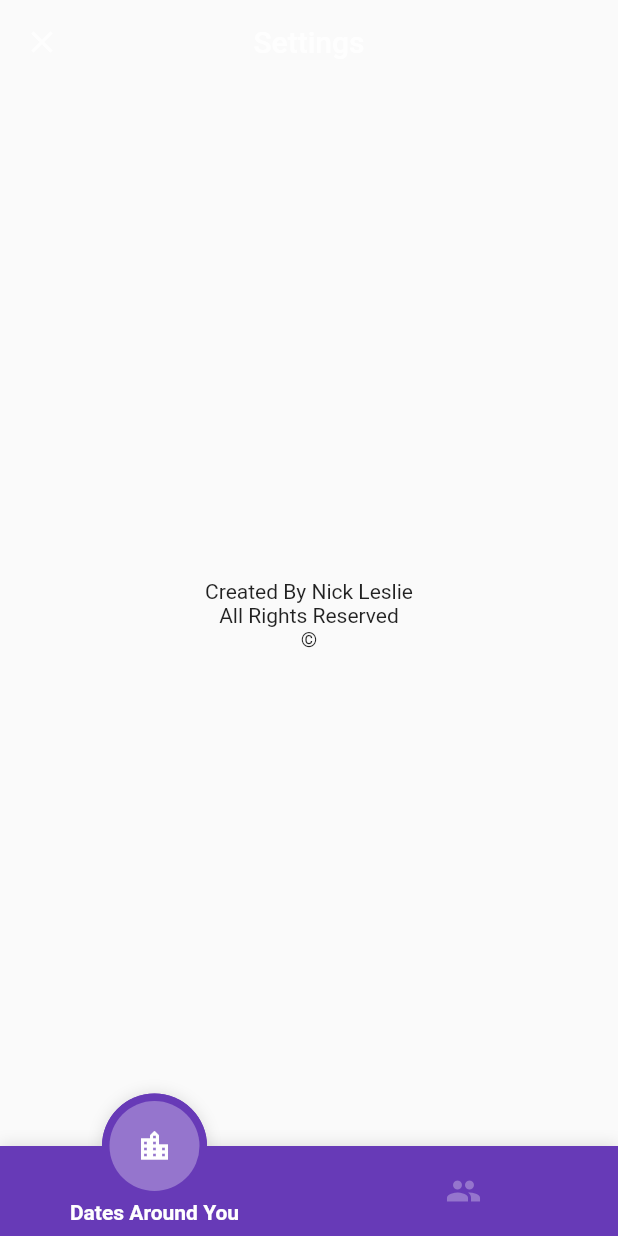
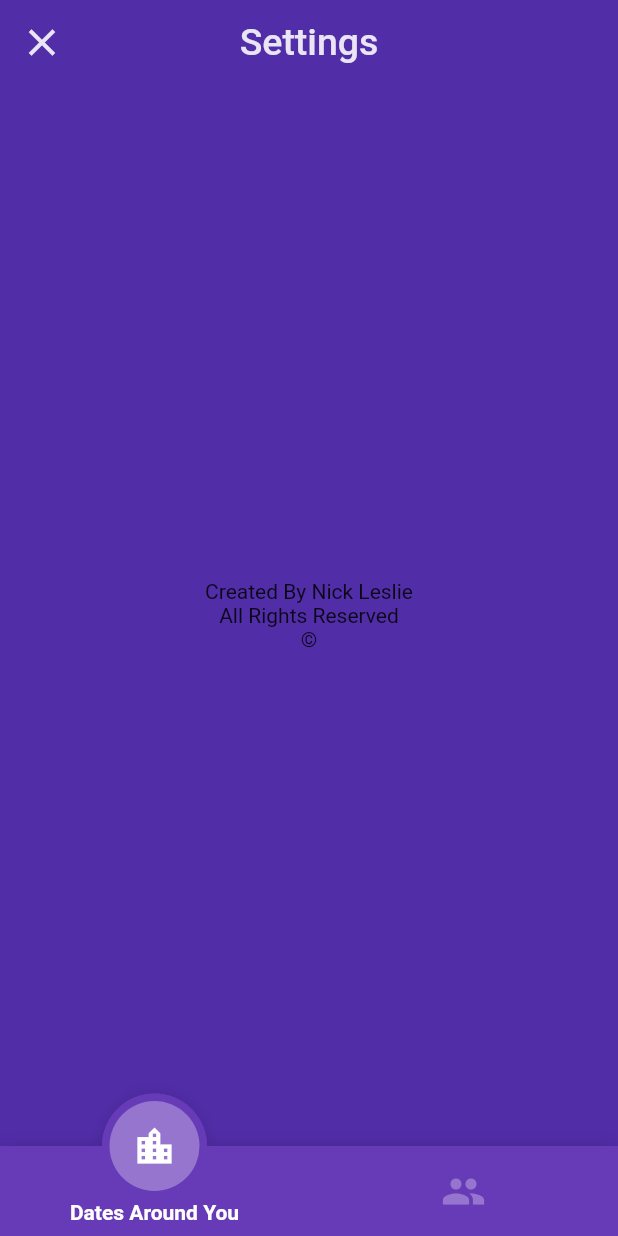
Before and after one commit to ncpleslie/date_night, a Flutter app: the screen it shows after launch, after a tap on the "settings" icon, on a phone screen of 412 x 824 dp. Run offline on Flutter 3.47's test engine with Material 2 defaults, Android fonts, the phone set to English and light mode, and no system bars; drawn by our look-alikes of fancy_bottom_navigation; our stand-ins replace auto_size_text, cached_network_image, cloud_firestore, confetti, firebase_core, flushbar and 5 more; missing offline and left inert: flutter_emoji; accounts and stored records are empty; network calls fail.

Commit message:
Added global theming

```diff
--- a/Client/app/lib/src/app.dart
+++ b/Client/app/lib/src/app.dart
@@ -1,11 +1,17 @@
+import 'package:date_night/src/routes/routes.dart';
+import 'package:date_night/src/screens/index.dart';
 import 'package:model/main.dart';
 import 'package:flutter/material.dart'
     show BuildContext, MaterialApp, StatelessWidget, Widget;
 import 'package:flutter/cupertino.dart';
 import 'package:scoped_model/scoped_model.dart';
 import './config/theme_data.dart';
-import './routes/route_generator.dart';
 
+/// This is not the main App.
+/// All changes here will have no effect
+/// on the application.
+/// Navigate to "index.dart" if changes
+/// need to be made.
 class App extends StatelessWidget {
   @override
   Widget build(BuildContext context) {
@@ -13,8 +19,10 @@ class App extends StatelessWidget {
       model: MainModel(),
       child: MaterialApp(
         title: 'Date Night',
-        theme: ThemeConfig.iOSTheme,
-        onGenerateRoute: RouteGenerator.routes,
+        theme: ThemeConfig.theme,
+        routes: <String, WidgetBuilder>{
+          Routes.Index: (BuildContext context) => Index(),
+        },
       ),
     );
   }
--- a/Client/app/lib/src/config/theme_data.dart
+++ b/Client/app/lib/src/config/theme_data.dart
@@ -1,8 +1,50 @@
 import 'package:flutter/material.dart';
 import 'package:flutter/cupertino.dart';
+import 'dart:io' show Platform;
 
 class ThemeConfig {
-  static ThemeData get iOSTheme => ThemeData(
+  static const Color _primary = Colors.deepPurple;
+  static final Color _accent = Colors.deepPurple[300];
+  static const Color _text = Colors.white;
+  static ThemeData get theme => Platform.isIOS ? iOSTheme : iOSTheme;
+
+  static final ThemeData iOSTheme = ThemeData(
+      backgroundColor: Colors.purple[500],
+      scaffoldBackgroundColor: Colors.deepPurple[700],
+      iconTheme: IconThemeData(color: Colors.white, size: 30),
+      errorColor: Colors.red,
+      brightness: Brightness.light,
+      primarySwatch: _primary,
+      primaryColor: _primary,
+      accentColor: _accent,
+      buttonColor: _primary,
+      cardTheme: CardTheme(
+          elevation: 0,
+          color: _accent,
+          shape: RoundedRectangleBorder(
+            borderRadius: BorderRadius.circular(15.0),
+          )),
+      dialogBackgroundColor: _accent,
+      primaryTextTheme: TextTheme(
+        subtitle1: TextStyle(color: _text, fontSize: 12.0),
+        subtitle2: TextStyle(
+            color: _text, fontSize: 12.0, fontWeight: FontWeight.bold),
+        bodyText1: TextStyle(color: _text, fontSize: 24.0),
+        headline6: TextStyle(color: _text, fontSize: 25.0),
+        headline5: TextStyle(color: _text, fontSize: 40.0),
+      ),
+      dialogTheme: DialogTheme(
+          shape: RoundedRectangleBorder(
+              borderRadius: BorderRadius.all(Radius.circular(6.0)))),
+      floatingActionButtonTheme: FloatingActionButtonThemeData(
+          elevation: 0, backgroundColor: CupertinoColors.activeBlue),
+      buttonTheme: ButtonThemeData(
+          buttonColor: _primary,
+          shape: RoundedRectangleBorder(
+              borderRadius: BorderRadius.all(Radius.circular(6.0)))),
+      appBarTheme: AppBarTheme(color: _primary, elevation: 0));
+
+  static final ThemeData androidTheme = ThemeData(
     brightness: Brightness.light,
     primarySwatch: Colors.deepPurple,
     primaryColor: Colors.deepPurple,
--- a/Client/app/lib/src/screens/index.dart
+++ b/Client/app/lib/src/screens/index.dart
@@ -1,3 +1,4 @@
+import 'package:date_night/src/config/theme_data.dart';
 import 'package:date_night/src/screens/plan_a_date/pick_date_type.dart';
 import 'package:flutter/material.dart';
 import 'package:flutter/cupertino.dart';
@@ -64,6 +65,7 @@ class _IndexState extends State<Index> {
           child: TickerMode(
             enabled: currentPage == 0,
             child: MaterialApp(
+                theme: ThemeConfig.theme,
                 home: DatesAroundPage(),
                 onGenerateRoute: RouteGenerator.routes),
           ),
@@ -73,7 +75,9 @@ class _IndexState extends State<Index> {
           child: TickerMode(
             enabled: currentPage == 1,
             child: MaterialApp(
-                home: PickDateType(), onGenerateRoute: RouteGenerator.routes),
+                theme: ThemeConfig.theme,
+                home: PickDateType(),
+                onGenerateRoute: RouteGenerator.routes),
           ),
         ),
       ],
--- a/Client/app/lib/src/screens/plan_a_date/pick_date_type.dart
+++ b/Client/app/lib/src/screens/plan_a_date/pick_date_type.dart
@@ -73,11 +73,14 @@ class _PickDateTypeState extends State<PickDateType> {
               width: MediaQuery.of(context).size.width * 0.9,
               height: 175.0,
               child: Card(
-                elevation: 10,
-                color: Colors.deepPurple[300],
+                elevation: Theme.of(context).cardTheme.elevation,
+                shape: Theme.of(context).cardTheme.shape,
+                color: Theme.of(context).cardTheme.color,
                 margin: const EdgeInsets.all(20.0),
                 child: TextButton(
-                  style: TextButton.styleFrom(primary: Colors.black),
+                  style: TextButton.styleFrom(
+                      primary:
+                          Theme.of(context).primaryTextTheme.headline6.color),
                   onPressed: onPressed,
                   child: Padding(
                     padding: const EdgeInsets.only(
@@ -91,18 +94,14 @@ class _PickDateTypeState extends State<PickDateType> {
                           softWrap: true,
                           maxLines: 1,
                           textAlign: TextAlign.center,
-                          style: const TextStyle(
-                            fontSize: 24.0,
-                          ),
+                          style: Theme.of(context).primaryTextTheme.bodyText1,
                         ),
                         AutoSizeText(
                           subtitle,
                           softWrap: true,
                           maxLines: 3,
                           textAlign: TextAlign.center,
-                          style: const TextStyle(
-                            fontSize: 12.0,
-                          ),
+                          style: Theme.of(context).primaryTextTheme.subtitle1,
                         ),
                       ],
                     ),
--- a/Client/app/lib/src/screens/plan_a_date/single/plan_a_date_single.dart
+++ b/Client/app/lib/src/screens/plan_a_date/single/plan_a_date_single.dart
@@ -47,9 +47,9 @@ class _PlanADateState extends State<PlanADateSingle> {
   Widget _buildFinishButton(MainModel model) {
     return model.isAnyEditorsListValid()
         ? FloatingActionButton(
-            child: const Icon(
+            child: Icon(
               Icons.keyboard_arrow_right,
-              size: 30,
+              size: Theme.of(context).iconTheme.size,
             ),
             onPressed: _navigateToNext,
           )
--- a/Client/app/lib/src/widgets/custom_app_bar.dart
+++ b/Client/app/lib/src/widgets/custom_app_bar.dart
@@ -19,9 +19,10 @@ class CustomAppBar extends StatelessWidget {
     return AppBar(
         title: Text(name),
         centerTitle: true,
-        elevation: 0,
-        backgroundColor:
-            this.transparent ? Colors.transparent : Colors.deepPurple,
+        elevation: Theme.of(context).appBarTheme.elevation,
+        backgroundColor: this.transparent
+            ? Colors.transparent
+            : Theme.of(context).appBarTheme.color,
         toolbarOpacity: 0.7,
         actions: icon != null ? <Widget>[icon] : null);
   }
--- a/Client/app/lib/src/widgets/date_add_idea_card.dart
+++ b/Client/app/lib/src/widgets/date_add_idea_card.dart
@@ -34,7 +34,7 @@ class DateAddIdeaCard extends StatelessWidget {
         padding: const EdgeInsets.only(right: 20.0),
         width: MediaQuery.of(context).size.width / 2,
         alignment: Alignment.centerRight,
-        color: Colors.red,
+        color: Theme.of(context).errorColor,
         child: const Icon(
           Icons.delete,
           size: 40.0,
--- a/Client/app/lib/src/widgets/dates_around_listview.dart
+++ b/Client/app/lib/src/widgets/dates_around_listview.dart
@@ -39,8 +39,8 @@ class _DatesAroundListViewState extends State<DatesAroundListView> {
         return SmartRefresher(
           enablePullDown: true,
           enablePullUp: true,
-          header: const WaterDropHeader(
-            waterDropColor: Colors.deepPurple,
+          header: WaterDropHeader(
+            waterDropColor: Theme.of(context).primaryColor,
           ),
           footer:
               CustomFooter(builder: (BuildContext context, LoadStatus status) {
--- a/Client/app/lib/src/widgets/empty_screen_icon.dart
+++ b/Client/app/lib/src/widgets/empty_screen_icon.dart
@@ -18,11 +18,13 @@ class EmptyScreenIcon extends StatelessWidget {
       mainAxisAlignment: MainAxisAlignment.center,
       crossAxisAlignment: CrossAxisAlignment.center,
       children: <Widget>[
-        Icon(icon, color: Colors.white),
+        Icon(icon,
+            color: Theme.of(context).iconTheme.color,
+            size: Theme.of(context).iconTheme.size),
         Text(
           text,
           textAlign: TextAlign.center,
-          style: const TextStyle(color: Colors.white),
+          style: Theme.of(context).primaryTextTheme.subtitle1,
         )
       ],
     );
--- a/Client/app/lib/src/widgets/page_background.dart
+++ b/Client/app/lib/src/widgets/page_background.dart
@@ -27,8 +27,8 @@ class _PageBackgroundState extends State<PageBackground>
 
   @override
   Widget build(BuildContext context) {
-    final Color gradientStart = Colors.deepPurple[700];
-    final Color gradientEnd = Colors.purple[500];
+    final Color gradientStart = Theme.of(context).scaffoldBackgroundColor;
+    final Color gradientEnd = Theme.of(context).backgroundColor;
     return AnimatedBuilder(
       animation: _controller,
       builder: (BuildContext context, Widget child) {
--- a/Client/app/lib/src/widgets/shimmer_dates_around_listview.dart
+++ b/Client/app/lib/src/widgets/shimmer_dates_around_listview.dart
@@ -17,8 +17,8 @@ class ShimmerDatesAroundListView extends StatelessWidget {
         offset += 10;
         time = time + offset;
         return Shimmer.fromColors(
-            highlightColor: Colors.deepPurple,
-            baseColor: Colors.deepPurple[300],
+            highlightColor: Theme.of(context).primaryColor,
+            baseColor: Theme.of(context).accentColor,
             period: Duration(milliseconds: time),
             child: _card(context));
       },
@@ -38,7 +38,8 @@ class ShimmerDatesAroundListView extends StatelessWidget {
               width: MediaQuery.of(context).size.width * 0.9,
               height: 175.0,
               child: Card(
-                color: Colors.deepPurple[300],
+                color: Theme.of(context).cardTheme.color,
+                shape: Theme.of(context).cardTheme.shape,
                 margin: const EdgeInsets.all(20.0),
                 child: Padding(
                     padding: const EdgeInsets.only(
--- a/Client/app/pubspec.yaml
+++ b/Client/app/pubspec.yaml
@@ -42,6 +42,7 @@ dependencies:
   confetti: 0.5.4+1
   timeago: 2.0.29
   flushbar: 1.10.4
+  timeline_tile: 1.0.0
 
 dev_dependencies:
   flutter_test:
```
Also changed, not shown: Client/app/lib/src/screens/plan_a_date/loading.dart (+2 -5 lines), Client/app/lib/src/screens/plan_a_date/results.dart (+20 -12 lines), Client/app/lib/src/widgets/custom_fab.dart (+4 -3 lines), Client/app/lib/src/widgets/date_add_dialog.dart (+6 -4 lines), Client/app/lib/src/widgets/date_add_dialog_button.dart (+5 -4 lines), Client/app/lib/src/widgets/dates_around_card.dart (+26 -29 lines), Client/app/lib/src/widgets/selection_button.dart (+6 -5 lines), Client/app/pubspec.lock. Lines whose indentation alone changed are shown as unchanged.
